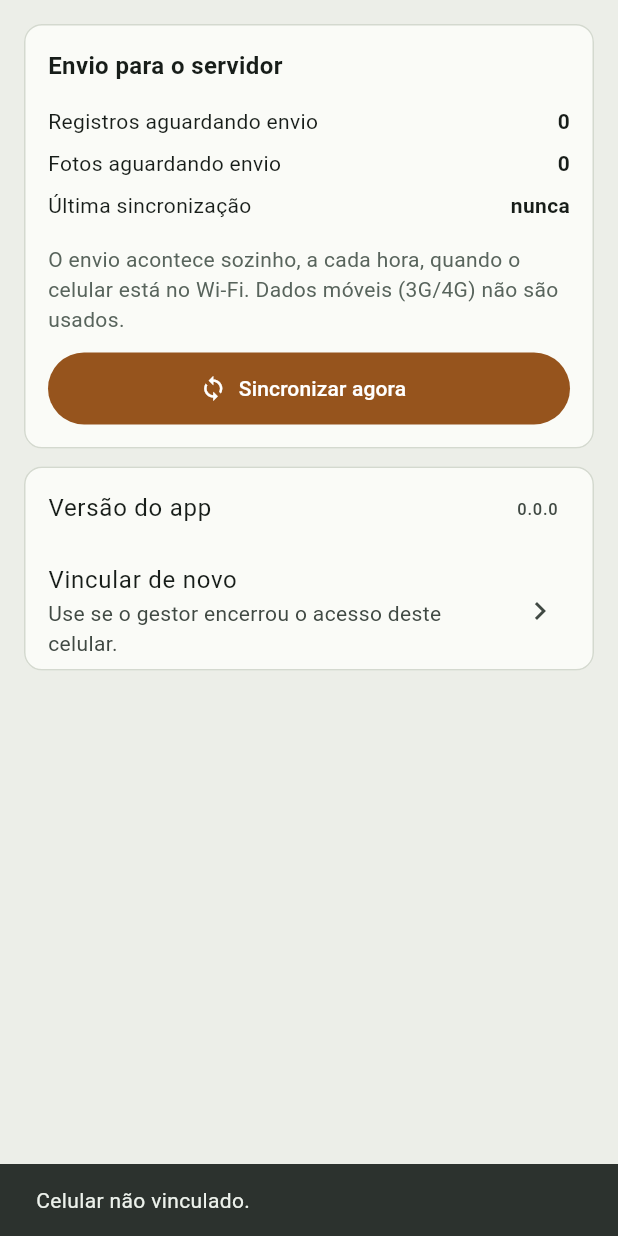
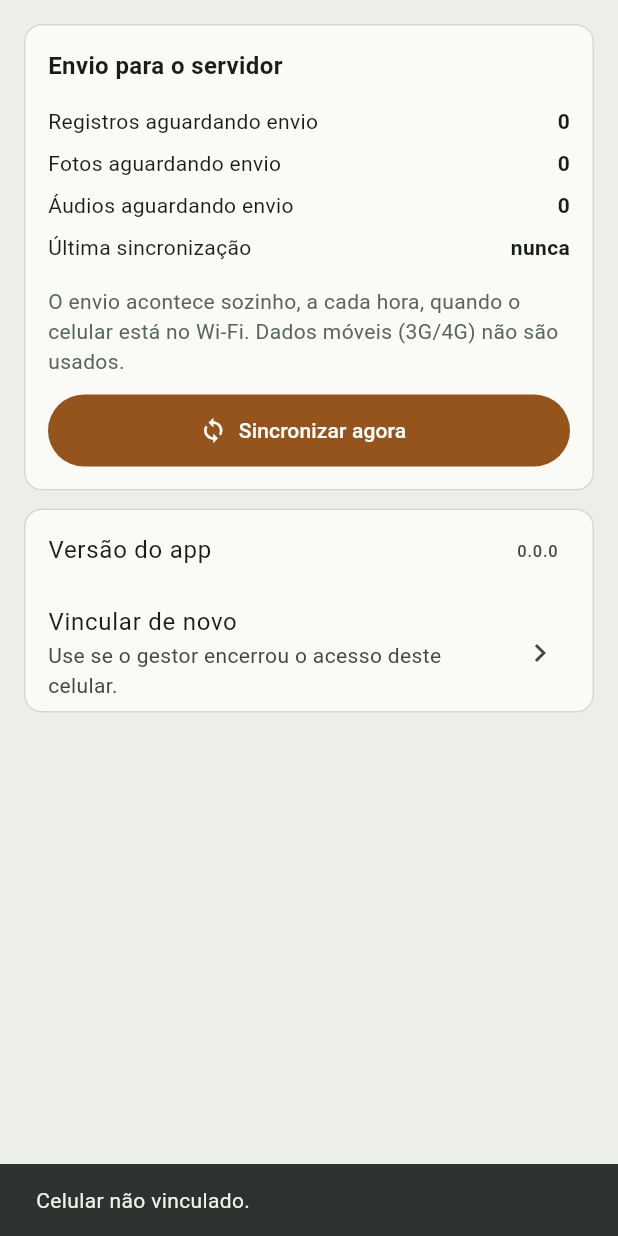
Before and after one commit to torresaju/haras360, a Flutter app: the TelaEnvio widget shown alone on an empty page, opened directly, after a tap on "Sincronizar agora", on a phone screen of 412 x 824 dp. Run offline on Flutter 3.47's test engine with Material 3 defaults, Android fonts, the phone set to English and light mode, and no system bars; our stand-ins replace audioplayers, connectivity_plus, flutter_secure_storage, image_picker, sqflite; missing offline and left inert: mobile_scanner, record, workmanager; accounts and stored records are empty.

Commit message:
v1.2.0: gravar e ouvir áudio no app, fila offline e envio no Wi-Fi, teste no emulador
Co-Authored-By: Claude Opus 5.5 <noreply@anthropic.com>
Claude-Session: https://claude.ai/code/session_01WrFXA8vd7puHpu6whifFWK

```diff
--- a/mobile/lib/banco.dart
+++ b/mobile/lib/banco.dart
@@ -38,15 +38,21 @@ class Banco {
   static Future<Database> abrir() async {
     if (_db != null) return _db!;
     final caminho = p.join(await getDatabasesPath(), 'haras360.db');
-    _db = await openDatabase(caminho, version: 1, onCreate: (db, _) async {
+    _db = await openDatabase(caminho, version: 2, onCreate: (db, _) async {
       await db.execute('CREATE TABLE estado (chave TEXT PRIMARY KEY, valor TEXT NOT NULL)');
       await db.execute('CREATE TABLE fila (id TEXT PRIMARY KEY, corpo TEXT NOT NULL, criado TEXT NOT NULL, '
           'enviado INTEGER NOT NULL DEFAULT 0, erro TEXT)');
       await db.execute('CREATE TABLE fotos (id TEXT PRIMARY KEY, registro_id TEXT NOT NULL, caminho TEXT NOT NULL, '
           'ordem INTEGER NOT NULL, enviada INTEGER NOT NULL DEFAULT 0, erro TEXT)');
+      await _criarAudios(db);
+    }, onUpgrade: (db, antes, _) async {
+      if (antes < 2) await _criarAudios(db); // v1.2.0
     });
     return _db!;
   }
+
+  static Future<void> _criarAudios(Database db) => db.execute('CREATE TABLE IF NOT EXISTS audios (id TEXT PRIMARY KEY, '
+      'registro_id TEXT NOT NULL UNIQUE, caminho TEXT NOT NULL, duracao INTEGER NOT NULL, enviado INTEGER NOT NULL DEFAULT 0, erro TEXT)');
 
   // ---------- estado e preferências ----------
   static Future<String?> ler(String chave) async {
@@ -68,7 +74,7 @@ class Banco {
   }
 
   // ---------- fila de registros ----------
-  static Future<void> enfileirar(Map<String, dynamic> registro, List<File> fotos) async {
+  static Future<void> enfileirar(Map<String, dynamic> registro, List<File> fotos, {File? audio, int duracao = 0}) async {
     final db = await abrir();
     final pasta = Directory(p.join((await getApplicationDocumentsDirectory()).path, 'fotos'));
     await pasta.create(recursive: true);
@@ -80,18 +86,29 @@ class Banco {
         await fotos[i].copy(destino);
         await tx.insert('fotos', {'id': id, 'registro_id': registro['id'], 'caminho': destino, 'ordem': i});
       }
+      if (audio != null) {
+        final id = const Uuid().v4().replaceAll('-', '');
+        final destino = p.join(pasta.path, '$id.m4a');
+        await audio.copy(destino);
+        await tx.insert('audios', {'id': id, 'registro_id': registro['id'], 'caminho': destino, 'duracao': duracao});
+      }
     });
+    if (audio != null && await audio.exists()) await audio.delete();
   }
 
   /// Registros feitos no aparelho e ainda não refletidos no estado baixado do servidor.
   static Future<List<Map<String, dynamic>>> registrosLocais() async {
-    final r = await (await abrir()).query('fila', orderBy: 'criado');
+    final db = await abrir();
+    final r = await db.query('fila', orderBy: 'criado');
+    final au = {for (final a in await db.query('audios')) a['registro_id'] as String: a};
     return r.map((x) {
       final m = jsonDecode(x['corpo'] as String) as Map<String, dynamic>;
       m['_enviado'] = x['enviado'] == 1;
       m['_erro'] = x['erro'];
       m['autor'] = 'Você (neste celular)';
       m['origem'] = 'App';
+      final a = au[x['id']];
+      if (a != null) m['_audio'] = {'caminho': a['caminho'], 'duracao': a['duracao']};
       return m;
     }).toList();
   }
@@ -101,6 +118,21 @@ class Banco {
 
   static Future<List<Map<String, Object?>>> fotosPendentes() async => (await abrir()).rawQuery(
       'SELECT f.* FROM fotos f JOIN fila r ON r.id = f.registro_id WHERE f.enviada = 0 AND f.erro IS NULL AND r.enviado = 1 ORDER BY r.criado, f.ordem');
+
+  static Future<List<Map<String, Object?>>> audiosPendentes() async => (await abrir()).rawQuery(
+      'SELECT a.* FROM audios a JOIN fila r ON r.id = a.registro_id WHERE a.enviado = 0 AND a.erro IS NULL AND r.enviado = 1 ORDER BY r.criado');
+
+  static Future<void> marcarAudioEnviado(String id) async {
+    final db = await abrir();
+    final r = await db.query('audios', where: 'id = ?', whereArgs: [id]);
+    await db.update('audios', {'enviado': 1}, where: 'id = ?', whereArgs: [id]);
+    if (r.isNotEmpty) {
+      final f = File(r.first['caminho'] as String);
+      if (await f.exists()) await f.delete();
+    }
+  }
+
+  static Future<void> marcarAudioErro(String id, String erro) async => (await abrir()).update('audios', {'erro': erro}, where: 'id = ?', whereArgs: [id]);
 
   static Future<void> marcarEnviado(String id) async => (await abrir()).update('fila', {'enviado': 1, 'erro': null}, where: 'id = ?', whereArgs: [id]);
 
@@ -122,7 +154,9 @@ class Banco {
   static Future<void> limparEnviados() async {
     final db = await abrir();
     await db.rawDelete('DELETE FROM fotos WHERE enviada = 1 AND registro_id IN (SELECT id FROM fila WHERE enviado = 1)');
-    await db.rawDelete('DELETE FROM fila WHERE enviado = 1 AND id NOT IN (SELECT registro_id FROM fotos WHERE enviada = 0)');
+    await db.rawDelete('DELETE FROM audios WHERE enviado = 1 AND registro_id IN (SELECT id FROM fila WHERE enviado = 1)');
+    await db.rawDelete('DELETE FROM fila WHERE enviado = 1 AND id NOT IN (SELECT registro_id FROM fotos WHERE enviada = 0) '
+        'AND id NOT IN (SELECT registro_id FROM audios WHERE enviado = 0)');
   }
 
   /// Tenta de novo os itens recusados (por exemplo depois de o gestor cadastrar o animal).
@@ -130,6 +164,7 @@ class Banco {
     final db = await abrir();
     await db.update('fila', {'erro': null}, where: 'erro IS NOT NULL');
     await db.update('fotos', {'erro': null}, where: 'erro IS NOT NULL');
+    await db.update('audios', {'erro': null}, where: 'erro IS NOT NULL');
   }
 
   static Future<void> descartar(String id) async {
@@ -140,6 +175,11 @@ class Banco {
       if (await a.exists()) await a.delete();
     }
     await db.delete('fotos', where: 'registro_id = ?', whereArgs: [id]);
+    for (final a in await db.query('audios', where: 'registro_id = ?', whereArgs: [id])) {
+      final f = File(a['caminho'] as String);
+      if (await f.exists()) await f.delete();
+    }
+    await db.delete('audios', where: 'registro_id = ?', whereArgs: [id]);
     await db.delete('fila', where: 'id = ?', whereArgs: [id]);
   }
 
@@ -149,8 +189,10 @@ class Banco {
     return {
       'registros': n(await db.rawQuery('SELECT COUNT(*) FROM fila WHERE enviado = 0 AND erro IS NULL')),
       'fotos': n(await db.rawQuery('SELECT COUNT(*) FROM fotos WHERE enviada = 0 AND erro IS NULL')),
+      'audios': n(await db.rawQuery('SELECT COUNT(*) FROM audios WHERE enviado = 0 AND erro IS NULL')),
       'erros': n(await db.rawQuery('SELECT COUNT(*) FROM fila WHERE erro IS NOT NULL')) +
-          n(await db.rawQuery('SELECT COUNT(*) FROM fotos WHERE erro IS NOT NULL')),
+          n(await db.rawQuery('SELECT COUNT(*) FROM fotos WHERE erro IS NOT NULL')) +
+          n(await db.rawQuery('SELECT COUNT(*) FROM audios WHERE erro IS NOT NULL')),
     };
   }
 }
--- a/mobile/lib/dados.dart
+++ b/mobile/lib/dados.dart
@@ -9,7 +9,7 @@ import 'sincronizacao.dart';
 class Dados extends ChangeNotifier {
   Map<String, dynamic>? estado;
   List<Map<String, dynamic>> locais = [];
-  Map<String, int> contagem = {'registros': 0, 'fotos': 0, 'erros': 0};
+  Map<String, int> contagem = {'registros': 0, 'fotos': 0, 'audios': 0, 'erros': 0};
   DateTime? ultimaSinc;
   String ultimoErro = '';
   bool sincronizando = false;
@@ -24,6 +24,10 @@ class Dados extends ChangeNotifier {
       .toList();
   Map get haras => (estado?['haras'] as Map?) ?? const {};
   Map? get app => estado?['app'] as Map?;
+
+  /// Áudio nos registros: liberado pelo plano e duração máxima (parametrização global).
+  bool get audioLiberado => (estado?['audio'] as Map?)?['liberado'] != false;
+  int get audioMaxSeg => ((estado?['audio'] as Map?)?['maxSeg'] as int?) ?? 120;
   bool get atualizacaoDisponivel => haAtualizacao(app, appCodigo);
 
   List<Map<String, dynamic>> get tarefas => tarefasPendentes((estado?['tarefas'] as List?) ?? const [], locais.where((r) => r['_erro'] == null).toList());
--- a/mobile/lib/regras_app.dart
+++ b/mobile/lib/regras_app.dart
@@ -251,3 +251,9 @@ bool haAtualizacao(Map? app, int codigoAtual) {
   final c = app['codigo'];
   return c is int && c > codigoAtual;
 }
+
+/// Duração no formato m:ss (áudio dos registros).
+String duracaoTxt(int segundos) {
+  final s = segundos < 0 ? 0 : segundos;
+  return '${s ~/ 60}:${(s % 60).toString().padLeft(2, '0')}';
+}
--- a/mobile/lib/sincronizacao.dart
+++ b/mobile/lib/sincronizacao.dart
@@ -45,7 +45,7 @@ class Sincronizador {
     _rodando = true;
     await Banco.gravar('travaSinc', DateTime.now().toIso8601String());
     final api = Api(cred.servidor, token: cred.token);
-    var enviados = 0, fotos = 0;
+    var enviados = 0, fotos = 0, audios = 0;
     try {
       for (final item in await Banco.filaPendente()) {
         final id = item['id'] as String;
@@ -80,11 +80,30 @@ class Sincronizador {
           rethrow;
         }
       }
+      for (final a in await Banco.audiosPendentes()) {
+        final id = a['id'] as String;
+        final arq = File(a['caminho'] as String);
+        if (!await arq.exists()) {
+          await Banco.marcarAudioErro(id, 'Arquivo do áudio não encontrado no celular.');
+          continue;
+        }
+        try {
+          await api.enviarAudio(a['registro_id'] as String, id, a['duracao'] as int, arq);
+          await Banco.marcarAudioEnviado(id);
+          audios++;
+        } on ApiErro catch (e) {
+          if (e.recusado || e.status == 403) {
+            await Banco.marcarAudioErro(id, e.mensagem);
+            continue;
+          }
+          rethrow;
+        }
+      }
       final estado = await api.get('/api/app/sincronizar');
       await Banco.gravarEstado(estado);
       await Banco.limparEnviados();
       await Banco.gravar('ultimoErro', '');
-      final partes = [if (enviados > 0) '$enviados registro(s)', if (fotos > 0) '$fotos foto(s)'];
+      final partes = [if (enviados > 0) '$enviados registro(s)', if (fotos > 0) '$fotos foto(s)', if (audios > 0) '$audios áudio(s)'];
       return ResultadoSinc(true, partes.isEmpty ? 'Tudo em dia.' : 'Enviado: ${partes.join(' e ')}.', enviados: enviados, fotos: fotos);
     } on ApiErro catch (e) {
       await Banco.gravar('ultimoErro', e.mensagem);
--- a/mobile/lib/telas/envio.dart
+++ b/mobile/lib/telas/envio.dart
@@ -50,6 +50,7 @@ class TelaEnvio extends StatelessWidget {
             const SizedBox(height: 12),
             _linha('Registros aguardando envio', '${c['registros']}'),
             _linha('Fotos aguardando envio', '${c['fotos']}'),
+            _linha('Áudios aguardando envio', '${c['audios'] ?? 0}'),
             _linha('Última sincronização', dados.ultimaSinc == null ? 'nunca' : quando(dados.ultimaSinc!)),
             if (dados.ultimoErro.isNotEmpty) Padding(padding: const EdgeInsets.only(top: 8), child: Text('Último problema: ${dados.ultimoErro}', style: const TextStyle(color: Cores.atrasado))),
             const SizedBox(height: 12),
--- a/mobile/lib/telas/inicio.dart
+++ b/mobile/lib/telas/inicio.dart
@@ -76,7 +76,7 @@ class _TelaInicioState extends State<TelaInicio> with WidgetsBindingObserver {
   Widget build(BuildContext context) => ListenableBuilder(
         listenable: dados,
         builder: (context, _) {
-          final pend = (dados.contagem['registros'] ?? 0) + (dados.contagem['fotos'] ?? 0);
+          final pend = (dados.contagem['registros'] ?? 0) + (dados.contagem['fotos'] ?? 0) + (dados.contagem['audios'] ?? 0);
           final telas = [TelaHoje(registrar: registrar), TelaAnimais(registrar: registrar), TelaAvisos(registrar: registrar), const TelaEnvio()];
           final nomeHaras = (dados.haras['nome'] as String?) ?? 'Haras360';
           return Scaffold(
--- a/mobile/pubspec.yaml
+++ b/mobile/pubspec.yaml
@@ -21,6 +21,8 @@ dependencies:
   image_picker: 1.1.2
   uuid: 4.5.1
   url_launcher: 6.3.1
+  record: 5.1.2
+  audioplayers: 6.1.0
 
 dev_dependencies:
   flutter_test:
```
Also changed, not shown: mobile/lib/api.dart (+25 -0 lines), mobile/lib/telas/animais.dart (+12 -3 lines), mobile/lib/telas/audio.dart (added, +209 -0 lines), mobile/lib/telas/registro.dart (+7 -1 lines), 4 other files.
